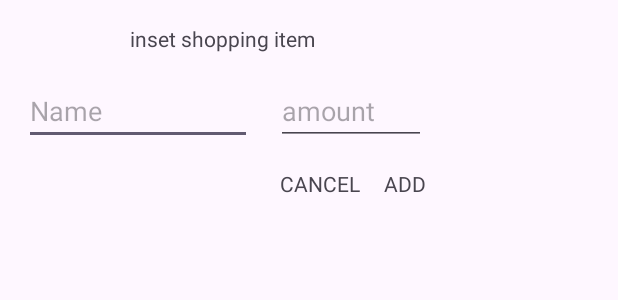
After one commit to Bifekr/ShopingListMvvm, an Android app: the layout dialog_add_shopping_item.xml on its own in the app's theme, with its tools: preview values and no code run, on a phone screen of 412 x 824 dp. The commit adds this screen. Shown: the top 300 px of the screen. Run offline under Robolectric (Android 15) with nearby library versions, the phone set to English and light mode, and no system bars.

Commit message:
before kodein

```diff
--- a/app/src/main/java/ir/minicartoon/shopinglistmvvm/adapter/ShoppingItemAdapter.kt
+++ b/app/src/main/java/ir/minicartoon/shopinglistmvvm/adapter/ShoppingItemAdapter.kt
@@ -1,10 +1,8 @@
 package ir.minicartoon.shopinglistmvvm.adapter
 
 import android.view.LayoutInflater
-import android.view.View
 import android.view.ViewGroup
 import androidx.recyclerview.widget.RecyclerView
-import ir.minicartoon.shopinglistmvvm.R
 import ir.minicartoon.shopinglistmvvm.data.db.entity.ShoppingItem
 import ir.minicartoon.shopinglistmvvm.databinding.SoppingItemBinding
 import ir.minicartoon.shopinglistmvvm.ui.shoppinglist.ShoppingViewModel
--- a/app/src/main/java/ir/minicartoon/shopinglistmvvm/data/db/entity/ShoppingItem.kt
+++ b/app/src/main/java/ir/minicartoon/shopinglistmvvm/data/db/entity/ShoppingItem.kt
@@ -6,7 +6,7 @@ import androidx.room.PrimaryKey
 @Entity(tableName = "shoppingItem")
 data class ShoppingItem(
     @PrimaryKey(autoGenerate = true)
-    val id:Int,
+    val id: Int=0,
     val name: String,
-    var amount: Int
+    var amount: Int,
 )
--- /dev/null
+++ b/app/src/main/res/layout/dialog_add_shopping_item.xml
@@ -0,0 +1,60 @@
+<?xml version="1.0" encoding="utf-8"?>
+<androidx.constraintlayout.widget.ConstraintLayout xmlns:android="http://schemas.android.com/apk/res/android"
+    xmlns:app="http://schemas.android.com/apk/res-auto"
+    xmlns:tools="http://schemas.android.com/tools"
+    android:layout_width="300dp"
+    android:layout_height="wrap_content"
+    android:padding="16dp">
+
+    <TextView
+        android:id="@+id/tvTitle"
+        android:layout_width="wrap_content"
+        android:layout_height="wrap_content"
+        android:text="inset shopping item "
+        app:layout_constraintEnd_toEndOf="parent"
+        app:layout_constraintStart_toStartOf="parent"
+        app:layout_constraintTop_toTopOf="parent" />
+
+    <EditText
+        android:id="@+id/etName"
+        android:layout_width="0dp"
+        android:layout_height="wrap_content"
+        android:layout_marginTop="16dp"
+        android:layout_marginEnd="16dp"
+        android:ems="10"
+        android:hint="Name"
+        android:inputType="text"
+        app:layout_constraintEnd_toStartOf="@+id/etAmount"
+        app:layout_constraintStart_toStartOf="parent"
+        app:layout_constraintTop_toBottomOf="@+id/tvTitle" />
+
+    <EditText
+        android:id="@+id/etAmount"
+        android:layout_width="100dp"
+        android:layout_height="wrap_content"
+        android:layout_marginTop="16dp"
+        android:ems="10"
+        android:hint="amount"
+        android:inputType="text"
+        app:layout_constraintEnd_toEndOf="parent"
+        app:layout_constraintTop_toBottomOf="@+id/tvTitle" />
+
+    <TextView
+        android:id="@+id/tvAdd"
+        android:layout_width="wrap_content"
+        android:layout_height="wrap_content"
+        android:layout_marginTop="16dp"
+        android:text="ADD"
+        app:layout_constraintEnd_toEndOf="parent"
+        app:layout_constraintTop_toBottomOf="@+id/etAmount" />
+
+    <TextView
+        android:id="@+id/textView3"
+        android:layout_width="wrap_content"
+        android:layout_height="wrap_content"
+        android:layout_marginTop="16dp"
+        android:layout_marginEnd="16dp"
+        android:text="CANCEL"
+        app:layout_constraintEnd_toStartOf="@+id/tvAdd"
+        app:layout_constraintTop_toBottomOf="@+id/etAmount" />
+</androidx.constraintlayout.widget.ConstraintLayout>
```
Also changed, not shown: app/src/main/java/ir/minicartoon/shopinglistmvvm/ui/shoppinglist/AddDialogListener.kt (added, +7 -0 lines), app/src/main/java/ir/minicartoon/shopinglistmvvm/ui/shoppinglist/AddShoppingItemDialog.kt (added, +31 -0 lines), app/src/main/java/ir/minicartoon/shopinglistmvvm/ui/shoppinglist/ShoppingActivity.kt (+32 -1 lines), app/src/main/res/layout/activity_shopping.xml (+17 -5 lines).
